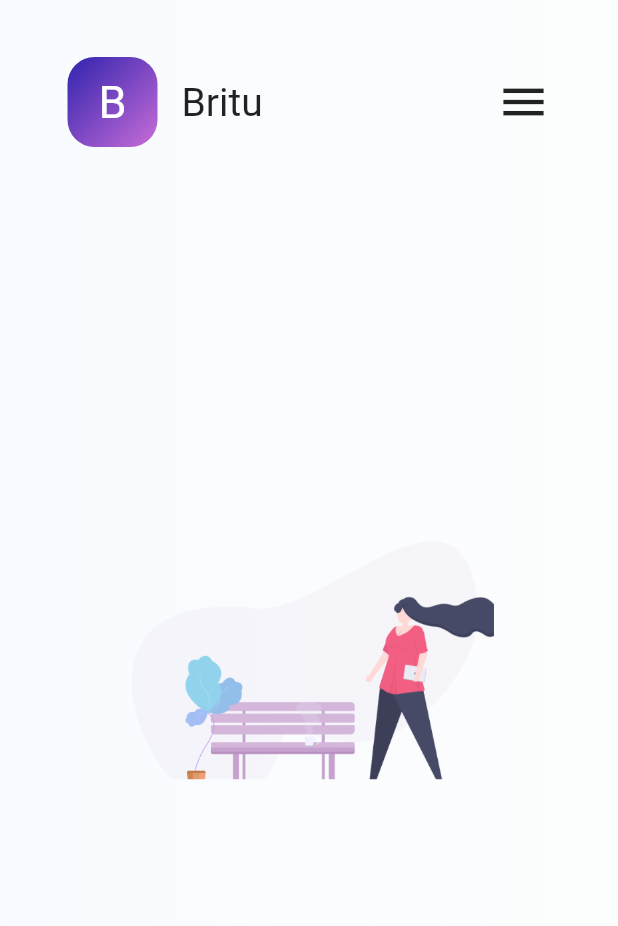
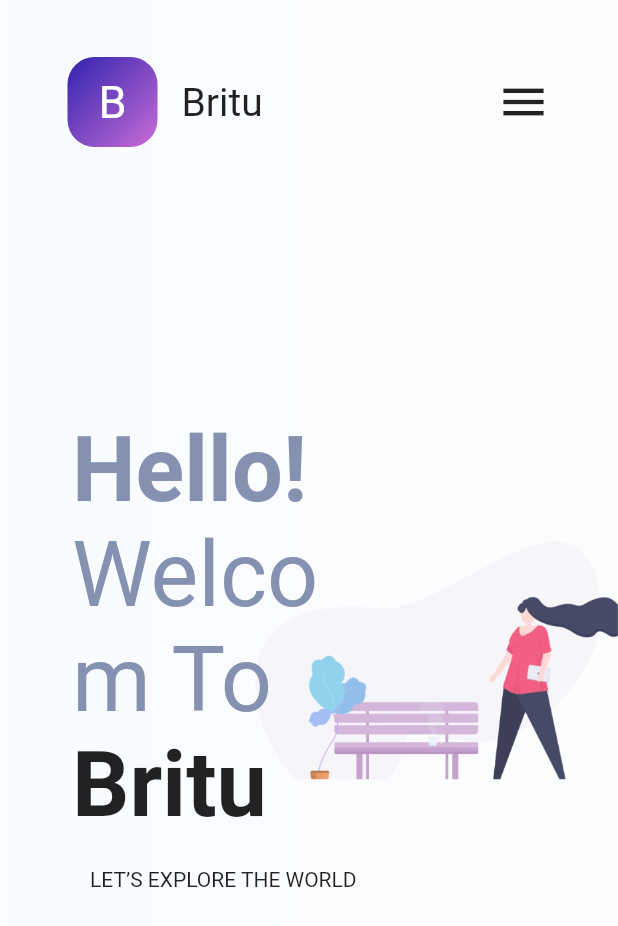
Before and after one commit to tadakun8/Flutter-Web-Landing-Page_clone, a Flutter app: the screen it shows after launch, on a phone screen of 412 x 824 dp. Shown: the top 926 px of the screen. Run offline on Flutter 3.47's test engine with Material 2 defaults, Android fonts, the phone set to English and light mode, and no system bars; Roboto replaces fonts that are missing (Montserrat-Regular).

Commit message:
feat: Add display messages

```diff
--- a/lib/components/body.dart
+++ b/lib/components/body.dart
@@ -11,11 +11,55 @@ class Body extends StatelessWidget {
         fit: StackFit.expand,
         children: [
           FractionallySizedBox(
-            alignment: Alignment.center,
+            alignment: Alignment.centerRight,
             widthFactor: 0.6,
             child: Image.asset(
               'lib/assets/image_01.png',
               scale: 0.85,
+            ),
+          ),
+          FractionallySizedBox(
+            alignment: Alignment.centerLeft,
+            widthFactor: 0.6,
+            child: Padding(
+              padding: const EdgeInsets.only(left: 48),
+              child: Column(
+                mainAxisAlignment: MainAxisAlignment.center,
+                crossAxisAlignment: CrossAxisAlignment.start,
+                children: [
+                  const Text(
+                    'Hello!',
+                    style: TextStyle(
+                        fontSize: 60,
+                        fontWeight: FontWeight.bold,
+                        fontFamily: "Montserrat-Regular",
+                        color: Color(0xFF8591B0)),
+                  ),
+                  RichText(
+                    text: const TextSpan(
+                      text: 'Welcom To ',
+                      style: TextStyle(
+                        fontSize: 60,
+                        color: Color(0xFF8591B0),
+                      ),
+                      children: [
+                        TextSpan(
+                          text: "Britu",
+                          style: TextStyle(
+                            fontSize: 60,
+                            fontWeight: FontWeight.bold,
+                            color: Colors.black87,
+                          ),
+                        )
+                      ],
+                    ),
+                  ),
+                  const Padding(
+                    padding: EdgeInsets.only(left: 12.0, top: 20),
+                    child: Text("LET’S EXPLORE THE WORLD"),
+                  ),
+                ],
+              ),
             ),
           )
         ],
```
